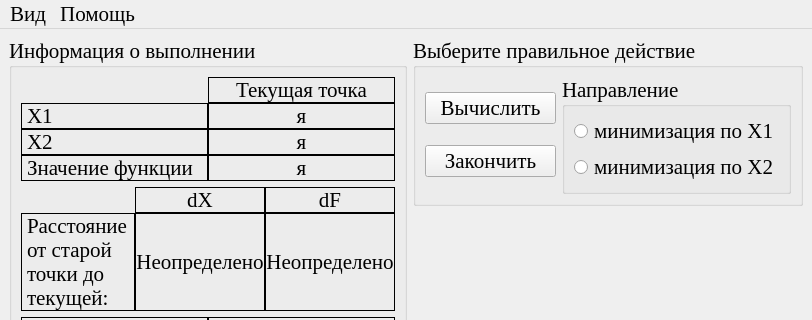
Above: optimizationmethods/ui/CWdescent_md.ui from Eliminationzx/optimizationmethods before the change; both pictures show x 0 to 812 and y 0 to 320 of the 812 by 581 pixel window. Below: the same form after it.
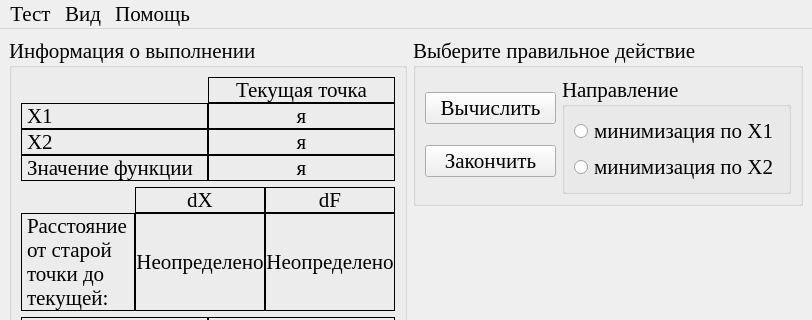
That is the form after the change. Icons and pictures are not drawn.

Patch:
```diff
--- a/optimizationmethods/ui/CWdescent_md.ui
+++ b/optimizationmethods/ui/CWdescent_md.ui
@@ -355,7 +355,7 @@
      <x>0</x>
      <y>0</y>
      <width>812</width>
-     <height>21</height>
+     <height>23</height>
     </rect>
    </property>
    <widget class="QMenu" name="menu">
@@ -370,6 +370,15 @@
     </property>
     <addaction name="difiniFonto_act_2"/>
    </widget>
+   <widget class="QMenu" name="menu_2">
+    <property name="title">
+     <string>Тест</string>
+    </property>
+    <addaction name="recomenc_acn"/>
+    <addaction name="separator"/>
+    <addaction name="exit"/>
+   </widget>
+   <addaction name="menu_2"/>
    <addaction name="difiniFonto_act"/>
    <addaction name="menu"/>
   </widget>
```
Left out of the diff: 10 changed lines with no effect on the pictures.
